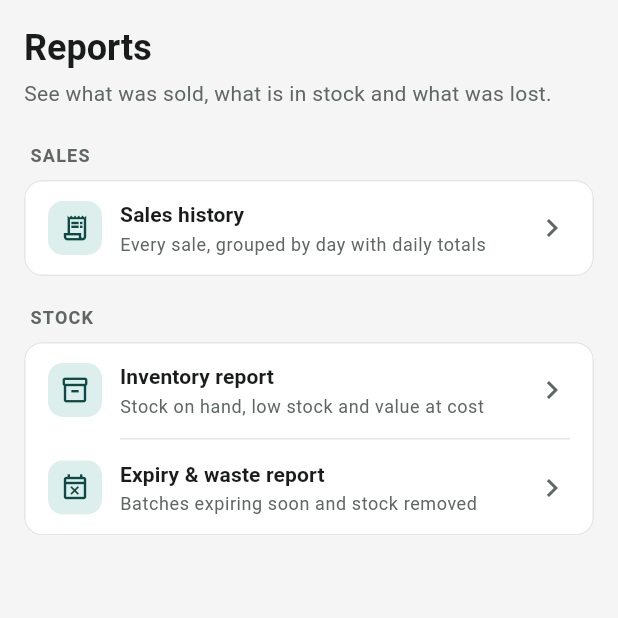
After one commit to Bangnyfe/Mobile-App-Development_Front-end-Backend-Implementation_Cohort-4_Team-30, a Flutter app: the ReportsHubPage screen opened directly, on a phone screen of 412 x 824 dp, the top half of it. The commit adds this screen. Run offline on Flutter 3.47's test engine with Material 3 defaults, Android fonts, the phone set to English and light mode, and no system bars; our stand-ins replace cloud_firestore, equatable, firebase_core, flutter_bloc, go_router, shared_preferences; accounts and stored records are empty.

Commit message:
Add the Reports hub page with links to each report

```diff
--- a/lib/core/router/route_paths.dart
+++ b/lib/core/router/route_paths.dart
@@ -12,6 +12,14 @@ abstract final class RoutePaths {
   static const salesHistory = '$home/sales';
   static String saleDetails(String saleId) => '$salesHistory/$saleId';
 
+  // Reports subpages. Sales history is reachable from Home too; these
+  // copies keep the Reports tab selected when it's opened from here.
+  static const reportsSalesHistory = '$reports/sales';
+  static String reportsSaleDetails(String saleId) =>
+      '$reportsSalesHistory/$saleId';
+  static const inventoryReport = '$reports/inventory';
+  static const expiryWasteReport = '$reports/expiry-waste';
+
   // Settings subpages.
   static const pharmacyProfile = '$settings/pharmacy';
   static const staff = '$settings/staff';
--- /dev/null
+++ b/lib/features/reports/presentation/pages/reports_hub_page.dart
@@ -0,0 +1,185 @@
+import 'package:flutter/material.dart';
+import 'package:go_router/go_router.dart';
+
+import '../../../../core/router/route_paths.dart';
+import '../../../../core/theme/app_colors.dart';
+
+/// Reports tab: the starting point for every report in the app.
+class ReportsHubPage extends StatelessWidget {
+  const ReportsHubPage({super.key});
+
+  @override
+  Widget build(BuildContext context) {
+    final textTheme = Theme.of(context).textTheme;
+
+    return Scaffold(
+      body: SafeArea(
+        // Centred and width-capped like Settings, so it stays readable in
+        // landscape.
+        child: Center(
+          child: ConstrainedBox(
+            constraints: const BoxConstraints(maxWidth: 640),
+            child: ListView(
+              padding: const EdgeInsets.fromLTRB(16, 16, 16, 24),
+              children: [
+                Text(
+                  'Reports',
+                  style: textTheme.headlineSmall?.copyWith(
+                    fontWeight: FontWeight.w700,
+                  ),
+                ),
+                const SizedBox(height: 4),
+                Text(
+                  'See what was sold, what is in stock and what was lost.',
+                  style: textTheme.bodyMedium?.copyWith(
+                    color: AppColors.textSecondary,
+                  ),
+                ),
+                const SizedBox(height: 16),
+                const _ReportSection(
+                  label: 'SALES',
+                  rows: [
+                    _ReportRow(
+                      icon: Icons.receipt_long_outlined,
+                      title: 'Sales history',
+                      subtitle: 'Every sale, grouped by day with daily totals',
+                      path: RoutePaths.reportsSalesHistory,
+                    ),
+                  ],
+                ),
+                const SizedBox(height: 12),
+                const _ReportSection(
+                  label: 'STOCK',
+                  rows: [
+                    _ReportRow(
+                      icon: Icons.inventory_2_outlined,
+                      title: 'Inventory report',
+                      subtitle: 'Stock on hand, low stock and value at cost',
+                      path: RoutePaths.inventoryReport,
+                    ),
+                    _ReportRow(
+                      icon: Icons.event_busy_outlined,
+                      title: 'Expiry & waste report',
+                      subtitle: 'Batches expiring soon and stock removed',
+                      path: RoutePaths.expiryWasteReport,
+                    ),
+                  ],
+                ),
+              ],
+            ),
+          ),
+        ),
+      ),
+    );
+  }
+}
+
+/// A labelled card of report rows, with dividers between them.
+class _ReportSection extends StatelessWidget {
+  const _ReportSection({required this.label, required this.rows});
+
+  final String label;
+  final List<_ReportRow> rows;
+
+  @override
+  Widget build(BuildContext context) {
+    return Column(
+      crossAxisAlignment: CrossAxisAlignment.stretch,
+      children: [
+        Padding(
+          padding: const EdgeInsets.fromLTRB(4, 8, 4, 8),
+          child: Text(
+            label,
+            style: Theme.of(context).textTheme.labelMedium?.copyWith(
+              color: AppColors.textSecondary,
+              fontWeight: FontWeight.w600,
+              letterSpacing: 0.8,
+            ),
+          ),
+        ),
+        Card(
+          clipBehavior: Clip.antiAlias,
+          child: Column(
+            children: [
+              for (final (index, row) in rows.indexed) ...[
+                if (index > 0) const Divider(indent: 64, endIndent: 16),
+                row,
+              ],
+            ],
+          ),
+        ),
+      ],
+    );
+  }
+}
+
+/// One report: an icon, its name and what it shows, and a chevron.
+class _ReportRow extends StatelessWidget {
+  const _ReportRow({
+    required this.icon,
+    required this.title,
+    required this.subtitle,
+    required this.path,
+  });
+
+  final IconData icon;
+  final String title;
+  final String subtitle;
+  final String path;
+
+  @override
+  Widget build(BuildContext context) {
+    final textTheme = Theme.of(context).textTheme;
+
+    return InkWell(
+      onTap: () => context.go(path),
+      child: ConstrainedBox(
+        // Keeps every row at least a 48dp tap target.
+        constraints: const BoxConstraints(minHeight: 64),
+        child: Padding(
+          padding: const EdgeInsets.symmetric(horizontal: 16, vertical: 12),
+          child: Row(
+            children: [
+              Container(
+                width: 36,
+                height: 36,
+                decoration: BoxDecoration(
+                  color: AppColors.primaryContainer,
+                  borderRadius: BorderRadius.circular(10),
+                ),
+                child: Icon(
+                  icon,
+                  size: 20,
+                  color: AppColors.onPrimaryContainer,
+                ),
+              ),
+              const SizedBox(width: 12),
+              Expanded(
+                child: Column(
+                  crossAxisAlignment: CrossAxisAlignment.start,
+                  children: [
+                    Text(
+                      title,
+                      style: textTheme.titleSmall?.copyWith(
+                        fontWeight: FontWeight.w600,
+                      ),
+                    ),
+                    const SizedBox(height: 2),
+                    Text(
+                      subtitle,
+                      style: textTheme.bodySmall?.copyWith(
+                        color: AppColors.textSecondary,
+                      ),
+                    ),
+                  ],
+                ),
+              ),
+              const SizedBox(width: 8),
+              const Icon(Icons.chevron_right, color: AppColors.textSecondary),
+            ],
+          ),
+        ),
+      ),
+    );
+  }
+}
```
Also changed, not shown: 1 other file.
